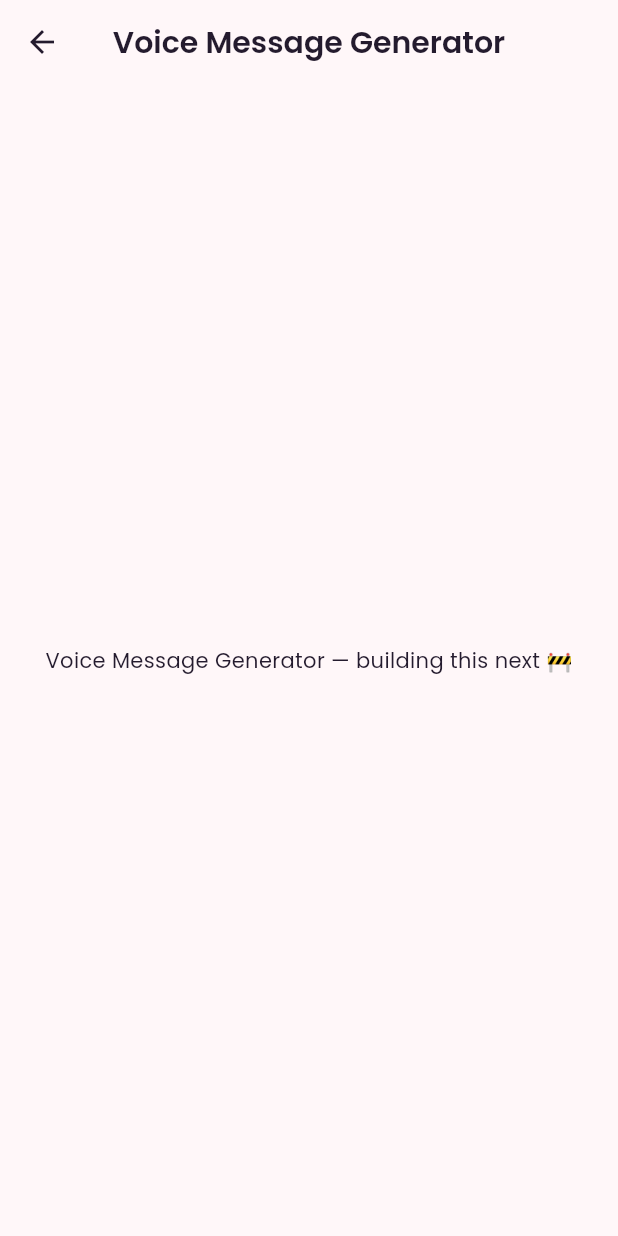
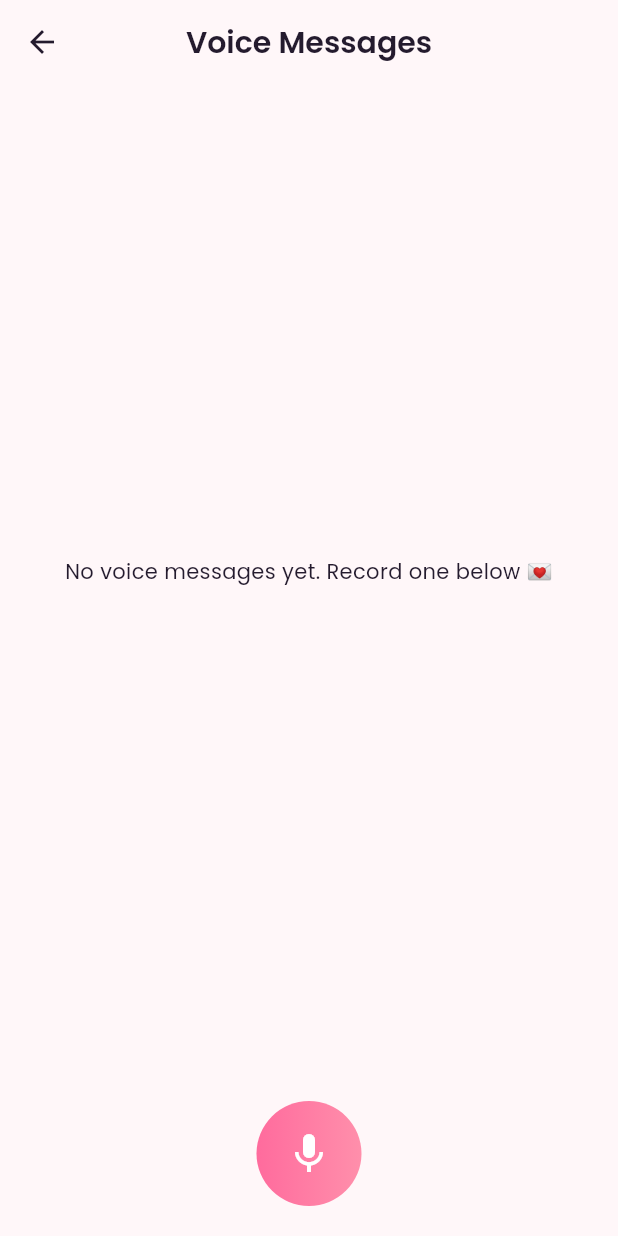
Before and after one commit to h700745-ai/miss-you-ai, a Flutter app: the HomeScreen screen opened directly, after a tap on "Voice Message", on a phone screen of 412 x 824 dp. Run offline on Flutter 3.47's test engine with Material 3 defaults, Android fonts, the phone set to English and light mode, and no system bars; our stand-ins replace audioplayers, cloud_firestore, dio, firebase_auth, firebase_core, firebase_storage and 2 more; missing offline and left inert: record; accounts and stored records are empty.

Commit message:
Fix VoiceMessageEntry typo in home screen navigation

```diff
--- a/lib/features/home/home_screen.dart
+++ b/lib/features/home/home_screen.dart
@@ -3,6 +3,7 @@ import 'package:flutter_animate/flutter_animate.dart';
 import '../../core/theme/app_colors.dart';
 import '../../core/services/auth_service.dart';
 import '../love_letter/love_letter_screen.dart';
+import '../voice_message/voice_message_screen.dart';
 
 class HomeFeature {
   final String title;
@@ -33,8 +34,7 @@ class HomeScreen extends StatelessWidget {
           title: 'Voice Message',
           icon: Icons.graphic_eq,
           color: AppColors.secondary,
-          builder: (_) =>
-              const _ComingSoonScreen(title: 'Voice Message Generator'),
+          builder: (_) => const VoiceMessageEntry(),
         ),
         HomeFeature(
           title: 'Date Planner',
--- a/lib/features/voice_message/voice_message_screen.dart
+++ b/lib/features/voice_message/voice_message_screen.dart
@@ -0,0 +1,245 @@
+import 'dart:async';
+import 'package:flutter/material.dart';
+import 'package:firebase_auth/firebase_auth.dart';
+import 'package:audioplayers/audioplayers.dart';
+import '../../core/services/voice_message_service.dart';
+import 'package:cloud_firestore/cloud_firestore.dart';
+
+class VoiceMessageScreen extends StatefulWidget {
+  final String coupleId;
+
+  const VoiceMessageScreen({super.key, required this.coupleId});
+
+  @override
+  State<VoiceMessageScreen> createState() => _VoiceMessageScreenState();
+}
+
+class _VoiceMessageScreenState extends State<VoiceMessageScreen> {
+  final _service = VoiceMessageService();
+  final _player = AudioPlayer();
+  final _currentUserId = FirebaseAuth.instance.currentUser?.uid;
+
+  bool _isRecording = false;
+  Duration _recordDuration = Duration.zero;
+  Timer? _timer;
+
+  String? _playingMessageId;
+
+  @override
+  void dispose() {
+    _timer?.cancel();
+    _service.dispose();
+    _player.dispose();
+    super.dispose();
+  }
+
+  Future<void> _toggleRecording() async {
+    if (_isRecording) {
+      _timer?.cancel();
+      final path = await _service.stopRecording();
+      setState(() => _isRecording = false);
+
+      if (path == null) {
+        _showSnack('Recording too short');
+        _recordDuration = Duration.zero;
+        return;
+      }
+
+      final duration = _recordDuration.inSeconds;
+      _recordDuration = Duration.zero;
+
+      try {
+        await _service.uploadAndSend(
+          coupleId: widget.coupleId,
+          localFilePath: path,
+          durationSeconds: duration,
+        );
+      } catch (e) {
+        _showSnack('Failed to send: $e');
+      }
+    } else {
+      try {
+        await _service.startRecording();
+        setState(() {
+          _isRecording = true;
+          _recordDuration = Duration.zero;
+        });
+        _timer = Timer.periodic(const Duration(seconds: 1), (_) {
+          setState(() => _recordDuration += const Duration(seconds: 1));
+        });
+      } catch (e) {
+        _showSnack('$e');
+      }
+    }
+  }
+
+  Future<void> _togglePlay(VoiceMessage message) async {
+    if (_playingMessageId == message.id) {
+      await _player.stop();
+      setState(() => _playingMessageId = null);
+    } else {
+      await _player.play(UrlSource(message.audioUrl));
+      setState(() => _playingMessageId = message.id);
+      _player.onPlayerComplete.first.then((_) {
+        if (mounted) setState(() => _playingMessageId = null);
+      });
+    }
+  }
+
+  void _showSnack(String text) {
+    if (!mounted) return;
+    ScaffoldMessenger.of(context).showSnackBar(SnackBar(content: Text(text)));
+  }
+
+  String _formatDuration(int seconds) {
+    final m = (seconds ~/ 60).toString().padLeft(2, '0');
+    final s = (seconds % 60).toString().padLeft(2, '0');
+    return '$m:$s';
+  }
+
+  @override
+  Widget build(BuildContext context) {
+    return Scaffold(
+      appBar: AppBar(title: const Text('Voice Messages')),
+      body: Column(
+        children: [
+          Expanded(
+            child: StreamBuilder<List<VoiceMessage>>(
+              stream: _service.streamVoiceMessages(widget.coupleId),
+              builder: (context, snapshot) {
+                if (!snapshot.hasData) {
+                  return const Center(child: CircularProgressIndicator());
+                }
+                final messages = snapshot.data!;
+                if (messages.isEmpty) {
+                  return const Center(
+                    child: Text('No voice messages yet. Record one below 💌'),
+                  );
+                }
+                return ListView.builder(
+                  reverse: true,
+                  padding: const EdgeInsets.all(16),
+                  itemCount: messages.length,
+                  itemBuilder: (context, index) {
+                    final message = messages[messages.length - 1 - index];
+                    final isMine = message.senderId == _currentUserId;
+                    return Align(
+                      alignment:
+                          isMine ? Alignment.centerRight : Alignment.centerLeft,
+                      child: Container(
+                        margin: const EdgeInsets.symmetric(vertical: 6),
+                        padding: const EdgeInsets.symmetric(
+                          horizontal: 14,
+                          vertical: 10,
+                        ),
+                        decoration: BoxDecoration(
+                          gradient: isMine
+                              ? const LinearGradient(colors: [
+                                  Color(0xFFFF6B9D),
+                                  Color(0xFFFF8FAB),
+                                ])
+                              : null,
+                          color: isMine ? null : Colors.grey.shade200,
+                          borderRadius: BorderRadius.circular(20),
+                        ),
+                        child: Row(
+                          mainAxisSize: MainAxisSize.min,
+                          children: [
+                            IconButton(
+                              icon: Icon(
+                                _playingMessageId == message.id
+                                    ? Icons.pause_circle_filled
+                                    : Icons.play_circle_filled,
+                                color: isMine ? Colors.white : Colors.pink,
+                              ),
+                              onPressed: () => _togglePlay(message),
+                            ),
+                            Text(
+                              _formatDuration(message.durationSeconds),
+                              style: TextStyle(
+                                color: isMine ? Colors.white : Colors.black87,
+                              ),
+                            ),
+                          ],
+                        ),
+                      ),
+                    );
+                  },
+                );
+              },
+            ),
+          ),
+          Container(
+            padding: const EdgeInsets.all(20),
+            child: Column(
+              children: [
+                if (_isRecording)
+                  Text(
+                    _formatDuration(_recordDuration.inSeconds),
+                    style: const TextStyle(fontSize: 18, color: Colors.red),
+                  ),
+                const SizedBox(height: 8),
+                GestureDetector(
+                  onTap: _toggleRecording,
+                  child: Container(
+                    width: 70,
+                    height: 70,
+                    decoration: BoxDecoration(
+                      shape: BoxShape.circle,
+                      gradient: LinearGradient(
+                        colors: _isRecording
+                            ? [Colors.red, Colors.redAccent]
+                            : [
+                                const Color(0xFFFF6B9D),
+                                const Color(0xFFFF8FAB),
+                              ],
+                      ),
+                    ),
+                    child: Icon(
+                      _isRecording ? Icons.stop : Icons.mic,
+                      color: Colors.white,
+                      size: 32,
+                    ),
+                  ),
+                ),
+              ],
+            ),
+          ),
+        ],
+      ),
+    );
+  }
+}
+
+class VoiceMessageEntry extends StatelessWidget {
+  const VoiceMessageEntry({super.key});
+
+  Future<String?> _fetchCoupleId() async {
+    final uid = FirebaseAuth.instance.currentUser?.uid;
+    if (uid == null) return null;
+    final doc =
+        await FirebaseFirestore.instance.collection('users').doc(uid).get();
+    return doc.data()?['coupleId'] as String?;
+  }
+
+  @override
+  Widget build(BuildContext context) {
+    return FutureBuilder<String?>(
+      future: _fetchCoupleId(),
+      builder: (context, snapshot) {
+        if (snapshot.connectionState != ConnectionState.done) {
+          return const Scaffold(
+            body: Center(child: CircularProgressIndicator()),
+          );
+        }
+        final coupleId = snapshot.data;
+        if (coupleId == null) {
+          return const Scaffold(
+            body: Center(child: Text('Couple not linked yet')),
+          );
+        }
+        return VoiceMessageScreen(coupleId: coupleId);
+      },
+    );
+  }
+}
```
